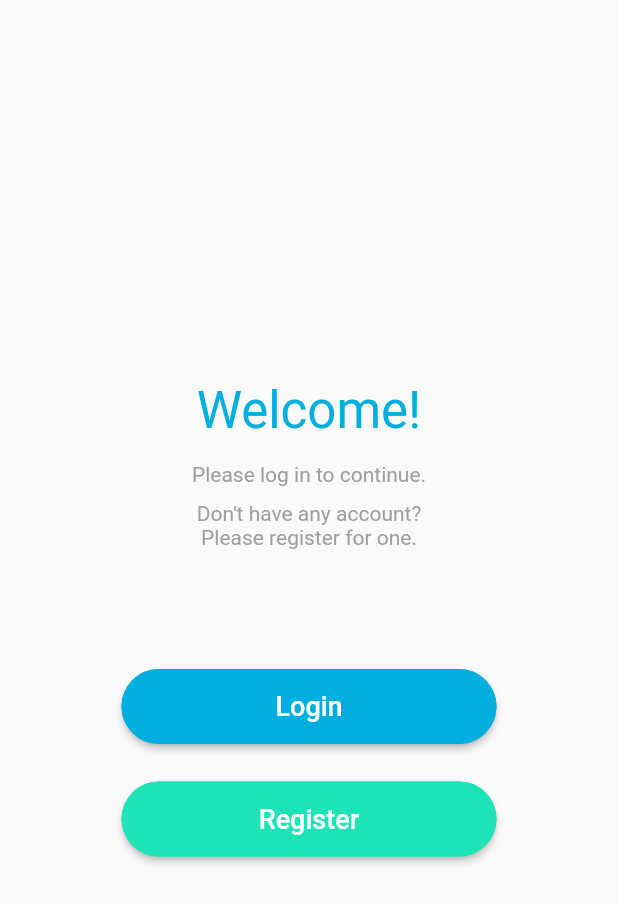
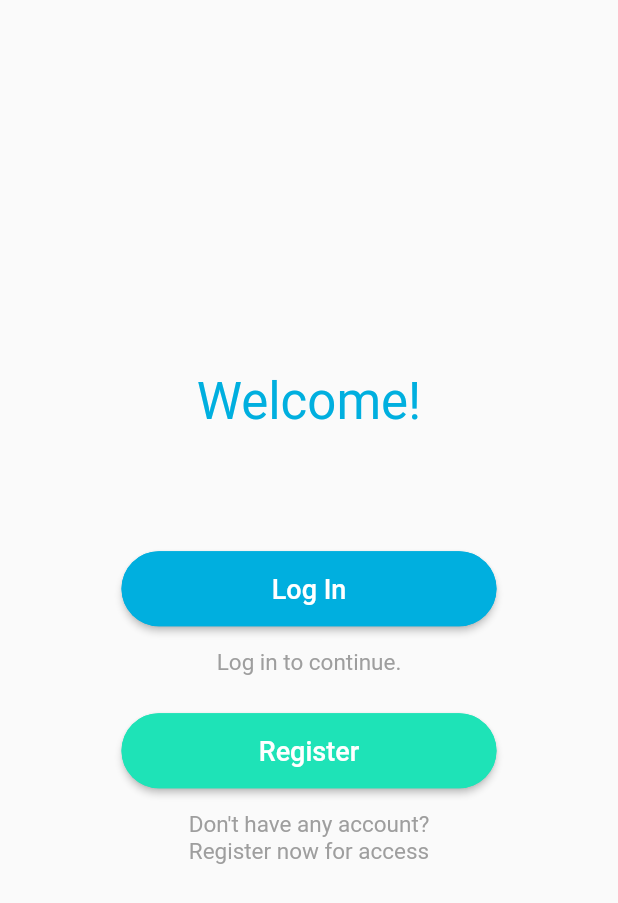
Before and after one commit to Ahmed-Husnein-Choudhury/Flutter-app-1, a Flutter app: the screen it shows after launch, on a phone screen of 412 x 824 dp. Shown: the top 903 px of the screen. Run offline on Flutter 3.47's test engine with Material 2 defaults, Android fonts, the light colour scheme and no system bars; our stand-ins replace camera, image_picker, percent_indicator, shared_preferences, video_player; missing offline and left inert: flutter_cupertino_date_picker, simple_permissions; accounts and stored records are empty.

Commit message:
Landing page issue fixed

```diff
--- a/lib/screens/landing_page.dart
+++ b/lib/screens/landing_page.dart
@@ -26,10 +26,9 @@ class _LandingPageState extends State<LandingPage> {
       width: 250.0,
       child: RaisedButton(
         color: Color(0XFF00AFDF),
-        //onPressed: () => Navigator.of(context).pushNamedAndRemoveUntil(HomePage.routeName, ModalRoute.withName(HomePage.routeName)),
-        onPressed: () => isRegistered? Navigator.of(context).pushNamed(VoiceLogin.routeName):showErrorDialog("You haven't registered yet!!","Please register before logging in."),
+        onPressed: () => isRegistered ? Navigator.of(context).pushNamed(VoiceLogin.routeName):showErrorDialog("You have not registered yet!!","Please register before logging in."),
         child: Text(
-          "Login",
+          "Log In",
           style: TextStyle(fontSize: 18.0, color: Colors.white),
         ),
         shape: StadiumBorder(
@@ -88,24 +87,24 @@ class _LandingPageState extends State<LandingPage> {
                 fontSize: 34.0,
               ),
             ),
+            CommonWidgets.spacer(gapHeight: 80.0),
+            loginButton(),
             CommonWidgets.spacer(gapHeight: 15.0),
             Text(
-              "Please log in to continue.",
-              style: TextStyle(fontSize: 14.0, color: Colors.grey),
+              "Log in to continue.",
+              style: TextStyle(fontSize: 15.0, color: Colors.grey),
             ),
-            CommonWidgets.spacer(gapHeight: 10.0),
+            CommonWidgets.spacer(gapHeight: 25.0),
+            registerButton(),
+            CommonWidgets.spacer(gapHeight: 15.0),
             Text(
               "Don't have any account?",
-              style: TextStyle(fontSize: 14.0, color: Colors.grey),
+              style: TextStyle(fontSize: 15.0, color: Colors.grey),
             ),
             Text(
-              "Please register for one.",
-              style: TextStyle(fontSize: 14.0, color: Colors.grey),
+              "Register now for access",
+              style: TextStyle(fontSize: 15.0, color: Colors.grey),
             ),
-            CommonWidgets.spacer(gapHeight: 80.0),
-            loginButton(),
-            CommonWidgets.spacer(gapHeight: 25.0),
-            registerButton(),
             CommonWidgets.spacer(gapHeight: 20.0),
           ],
         ),
```
